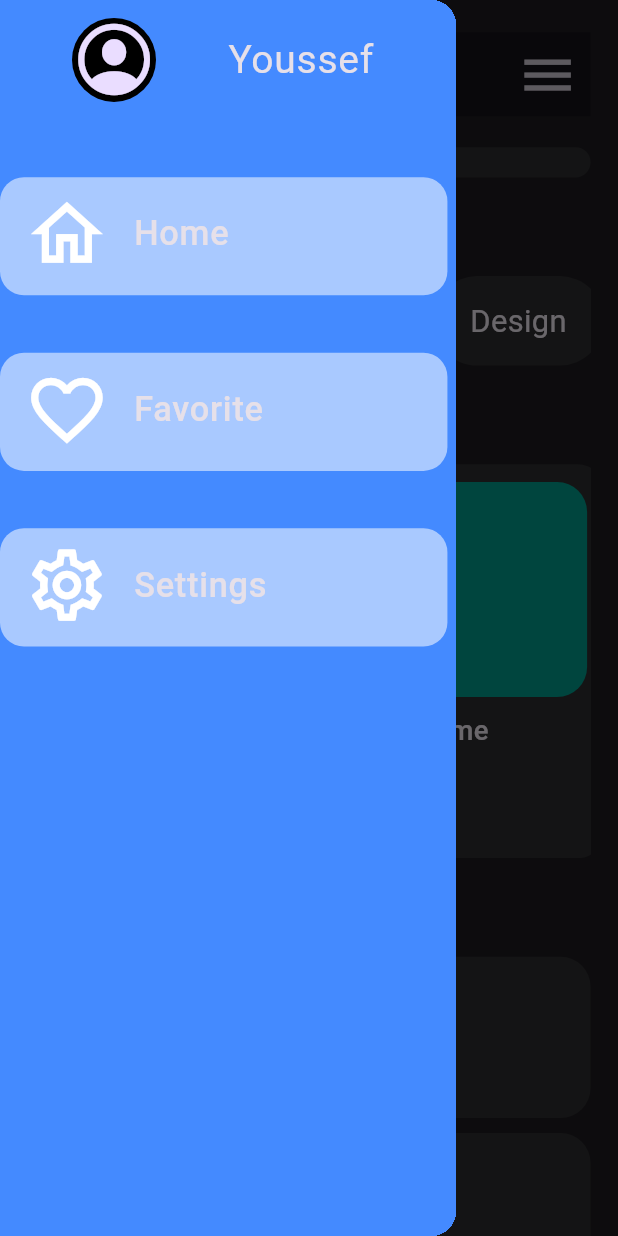
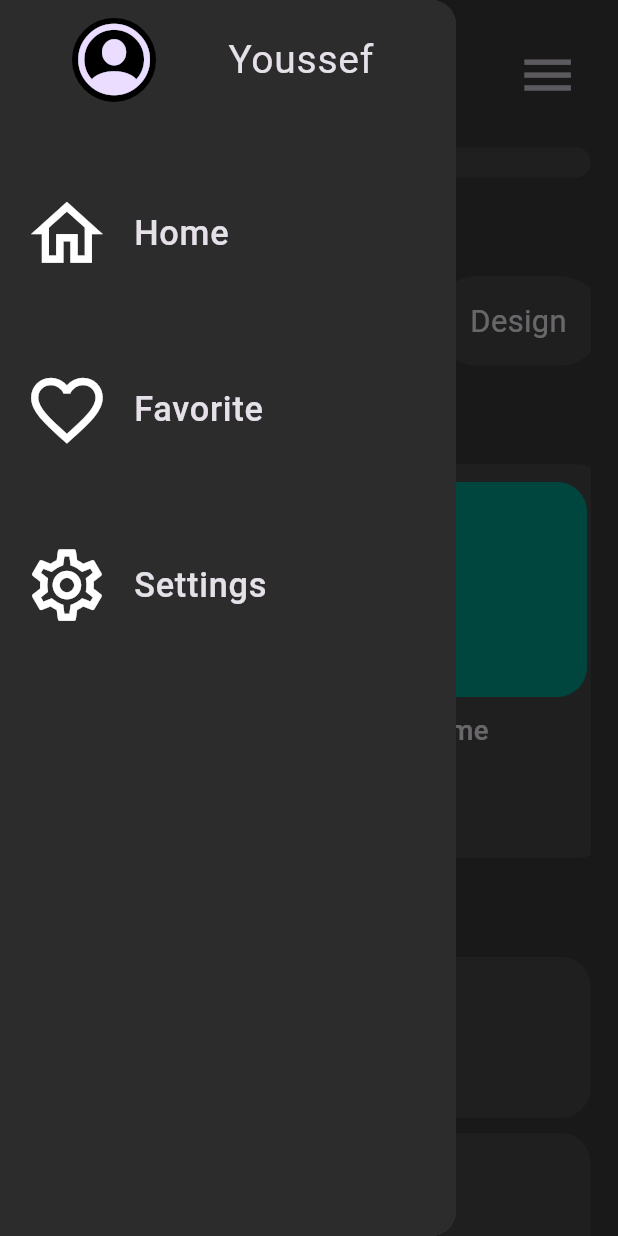
Before and after one commit to youssefhedefa/bookly_application, a Flutter app: the screen it shows after launch, with the side drawer open, on a phone screen of 412 x 824 dp. Run offline on Flutter 3.47's test engine with Material 2 defaults, Android fonts, the phone set to English and light mode, and no system bars; our stand-ins replace flutter_screenutil.

Commit message:
Navigation with side bar

```diff
--- a/lib/Features/presentation/views_model/views/side_bar_view.dart
+++ b/lib/Features/presentation/views_model/views/side_bar_view.dart
@@ -1,7 +1,11 @@
+import 'package:book/Features/presentation/views_model/views/favorites_view.dart';
+import 'package:book/Features/presentation/views_model/views/home_view.dart';
 import 'package:book/Features/presentation/views_model/views/widgets/custom_button.dart';
 import 'package:book/Features/presentation/views_model/views/widgets/custom_profile_card.dart';
 import 'package:flutter/material.dart';
 import 'package:flutter_screenutil/flutter_screenutil.dart';
+
+import 'settings_view.dart';
 
 class SideBarView extends StatelessWidget {
   const SideBarView({Key? key}) : super(key: key);
@@ -15,7 +19,7 @@ class SideBarView extends StatelessWidget {
         child: Container(
           height: double.infinity,
           width: 288.w,
-          color: Colors.blueAccent,
+          color: const Color.fromRGBO(44, 44, 45, 1),
           child: SafeArea(
             child: Column(
               children: [
@@ -26,15 +30,27 @@ class SideBarView extends StatelessWidget {
                 SizedBox(
                   height: 42.h,
                 ),
-                const CustomButton(icon: Icons.home_outlined,text: 'Home',),
+                CustomButton(
+                  icon: Icons.home_outlined,
+                  text: 'Home',
+                  navigationPlace: HomeView.id,
+                ),
                 SizedBox(
                   height: 32.h,
                 ),
-                const CustomButton(icon: Icons.favorite_outline,text: 'Favorite',),
+                CustomButton(
+                  icon: Icons.favorite_outline,
+                  text: 'Favorite',
+                  navigationPlace: FavoritesView.id,
+                ),
                 SizedBox(
                   height: 32.h,
                 ),
-                const CustomButton(icon: Icons.settings_outlined,text: 'Settings',),
+                 CustomButton(
+                  icon: Icons.settings_outlined,
+                  text: 'Settings',
+                  navigationPlace: SettingsView.id,
+                ),
               ],
             ),
           ),
--- a/lib/Features/presentation/views_model/views/widgets/custom_app_bar.dart
+++ b/lib/Features/presentation/views_model/views/widgets/custom_app_bar.dart
@@ -17,7 +17,8 @@ class CustomAppBar extends StatelessWidget implements PreferredSizeWidget {
       automaticallyImplyLeading: false, // this will hide Drawer hamburger icon
 
       elevation: 0.0,
-      backgroundColor: backGroundColor,
+      backgroundColor: const Color.fromRGBO(54, 54, 54, 1),
+
       title: Text(
         title,
         style: TextStyle(
--- a/lib/Features/presentation/views_model/views/widgets/custom_button.dart
+++ b/lib/Features/presentation/views_model/views/widgets/custom_button.dart
@@ -2,23 +2,26 @@ import 'package:flutter/material.dart';
 import 'package:flutter_screenutil/flutter_screenutil.dart';
 
 class CustomButton extends StatefulWidget {
-  const CustomButton({Key? key, required this.icon, required this.text,}) : super(key: key);
+  const CustomButton({Key? key, required this.icon, required this.text, required this.navigationPlace,}) : super(key: key);
   final IconData icon;
   final String text;
+  final String navigationPlace;
   @override
   State<CustomButton> createState() => _CustomButtonState();
 }
 
 class _CustomButtonState extends State<CustomButton> {
-  Color color = Colors.white54;
+  Color color = const Color.fromRGBO(44, 44, 45, 1);
   IconData? myIcon;
   String? myText;
+  String? navigationPlace;
 
   @override
   void initState() {
     super.initState();
     myIcon = widget.icon;
     myText = widget.text;
+    navigationPlace = widget.navigationPlace;
   }
   @override
   Widget build(BuildContext context) {
@@ -26,11 +29,13 @@ class _CustomButtonState extends State<CustomButton> {
       onTap: () {
         setState(() {
           if (color == Colors.white54) {
-            color = Colors.black26;
-          } else {
+            color = const Color.fromRGBO(44, 44, 45, 1);
+          }
+          else {
             color = Colors.white54;
           }
         });
+        Navigator.pushNamed(context, navigationPlace!);
       },
       child: Padding(
         padding: EdgeInsetsDirectional.only(end: 5.0.w),
--- a/lib/Features/presentation/views_model/views/widgets/home_view_body.dart
+++ b/lib/Features/presentation/views_model/views/widgets/home_view_body.dart
@@ -32,7 +32,7 @@ class HomeViewBody extends StatelessWidget {
           ),
           SliverAppBar(
             automaticallyImplyLeading: false,
-            backgroundColor: Theme.of(context).scaffoldBackgroundColor,
+            backgroundColor: const Color.fromRGBO(54, 54, 54, 1),
             elevation: 0,
             pinned: true,
             bottom:  PreferredSize(
--- a/lib/constance.dart
+++ b/lib/constance.dart
@@ -1,5 +1,5 @@
 import 'package:flutter/material.dart';
 
-const kShadowColor = Color.fromRGBO(51, 51, 51, 0.7);
+const kShadowColor = Color.fromRGBO(67, 67, 67,1);
 const kAuthorNameColor = Color.fromRGBO(103, 103, 103, 1);
 const tryText =      'New York Times Bestseller “Fascinating.”—Men’s Health, Best Beach Reads for Sports Fans On the Origins of Sports is an illustrated book built around the original rules of 21 of the world’s most popular sports, from football and soccer to wrestling and mixed martial arts. Never before have the original rules for these sports coexisted in one volume. Brimming with history and miscellany, it is the ultimate sports book for the thinking fan. Each sport’s chapter includes a short history, the sport’s original rules, and a deeper look into an element of the sport, such as the evolution of the baseball glove; sports with war roots; a compendium of sports balls; and iconic sports trophies. Written by ESPN The Magazine’s former editor in chief, Gary Belsky, and executive editor, Neil Fine, and filled with period-style line drawings in a handsome package, On the Origins of Sports is a book that sports fans and history buffs alike will want to display on their coffee tables, showcase on their bookshelves, and treasure for generations.';
--- a/lib/main.dart
+++ b/lib/main.dart
@@ -1,6 +1,9 @@
 import 'package:book/Features/presentation/views_model/views/book_details_view.dart';
+import 'package:book/Features/presentation/views_model/views/favorites_view.dart';
+import 'package:book/Features/presentation/views_model/views/settings_view.dart';
 import 'package:book/Features/presentation/views_model/views/widgets/home_view_body.dart';
 import 'package:flutter/material.dart';
+import 'package:flutter/services.dart';
 import 'package:flutter_screenutil/flutter_screenutil.dart';
 import 'Features/presentation/views_model/views/home_view.dart';
 import 'Features/presentation/views_model/views/side_bar_view.dart';
@@ -24,15 +27,18 @@ class MyApp extends StatelessWidget {
           debugShowCheckedModeBanner: false,
           title: 'Flutter Demo',
           theme: ThemeData(
-            scaffoldBackgroundColor:const Color.fromRGBO(28, 27, 31, 1),
+            scaffoldBackgroundColor:const Color.fromRGBO(54, 54, 54, 1),
             brightness: Brightness.dark,
             useMaterial3: true,
           ),
+
           routes: {
             HomeView.id: (context) =>const HomeView(),
             HomeViewBody.id: (context) => const HomeViewBody(),
             BookDetailsView.id: (context) => const BookDetailsView(),
             SideBarView.id: (context) => const SideBarView(),
+            FavoritesView.id: (context) => const FavoritesView(),
+            SettingsView.id:(context)=> const SettingsView(),
           },
           home:const HomeView(),
         );
```
Also changed, not shown: lib/Features/presentation/views_model/views/favorites_view.dart (added, +14 -0 lines), lib/Features/presentation/views_model/views/settings_view.dart (added, +14 -0 lines).
